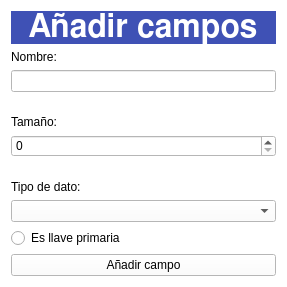
This is addfieldwindow.ui in carlosvelaquez/ProyectoEDII as Qt 5 draws it before an edit. The edited form follows.
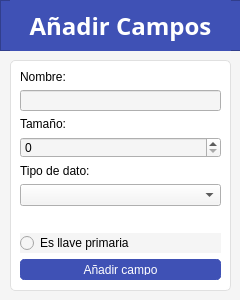
This is the edited form.

Diff of the .ui file:
```diff
--- a/addfieldwindow.ui
+++ b/addfieldwindow.ui
@@ -6,36 +6,99 @@
    <rect>
     <x>0</x>
     <y>0</y>
-    <width>287</width>
-    <height>287</height>
+    <width>240</width>
+    <height>300</height>
    </rect>
   </property>
   <property name="windowTitle">
    <string>Form</string>
   </property>
   <property name="styleSheet">
-   <string notr="true">background-color: rgb(255, 255, 255);</string>
+   <string notr="true">QWidget{
+	background-color: #F5F5F5;
+}
+
+
+QPushButton{
+	background-color: #3F51B5;
+	color: white;
+	border-radius: 5px;
+	border-width: 5px;
+	border-style: solid;
+	border-color: #3F51B5;
+}</string>
   </property>
-  <layout class="QVBoxLayout" name="verticalLayout">
-   <item>
+  <widget class="QFrame" name="frame_3">
+   <property name="geometry">
+    <rect>
+     <x>0</x>
+     <y>0</y>
+     <width>241</width>
+     <height>51</height>
+    </rect>
+   </property>
+   <property name="styleSheet">
+    <string notr="true">background-color:#3F51B5;
+color: white;</string>
+   </property>
+   <property name="frameShape">
+    <enum>QFrame::StyledPanel</enum>
+   </property>
+   <property name="frameShadow">
+    <enum>QFrame::Raised</enum>
+   </property>
     <widget class="QLabel" name="label_4">
+    <property name="geometry">
+     <rect>
+      <x>10</x>
+      <y>0</y>
+      <width>221</width>
+      <height>51</height>
+     </rect>
+    </property>
      <property name="font">
       <font>
-       <family>FreeSans</family>
-       <pointsize>24</pointsize>
+      <family>Montserrat</family>
+      <pointsize>18</pointsize>
        <weight>75</weight>
        <bold>true</bold>
       </font>
      </property>
-     <property name="styleSheet">
-      <string notr="true">background-color:#3F51B5;
-color: white;</string>
-     </property>
      <property name="text">
-      <string>  Añadir campos</string>
-     </property>
-    </widget>
-   </item>
+     <string>Añadir Campos</string>
+    </property>
+    <property name="alignment">
+     <set>Qt::AlignCenter</set>
+    </property>
+   </widget>
+  </widget>
+  <widget class="QFrame" name="frame">
+   <property name="geometry">
+    <rect>
+     <x>10</x>
+     <y>60</y>
+     <width>221</width>
+     <height>231</height>
+    </rect>
+   </property>
+   <property name="styleSheet">
+    <string notr="true">QFrame{
+	border: 1px solid #E0E0E0;
+	border-radius: 5px;
+	background-color: white;
+}
+
+QLabel{
+	border: 0px;
+}</string>
+   </property>
+   <property name="frameShape">
+    <enum>QFrame::StyledPanel</enum>
+   </property>
+   <property name="frameShadow">
+    <enum>QFrame::Raised</enum>
+   </property>
+   <layout class="QVBoxLayout" name="verticalLayout">
    <item>
     <widget class="QLabel" name="label">
      <property name="text">
@@ -46,19 +109,6 @@
    <item>
     <widget class="QLineEdit" name="lineEdit_name"/>
    </item>
-   <item>
-    <spacer name="verticalSpacer">
-     <property name="orientation">
-      <enum>Qt::Vertical</enum>
-     </property>
-     <property name="sizeHint" stdset="0">
-      <size>
-       <width>20</width>
-       <height>0</height>
-      </size>
-     </property>
-    </spacer>
-   </item>
    <item>
     <widget class="QLabel" name="label_2">
      <property name="text">
@@ -69,19 +119,6 @@
    <item>
     <widget class="QSpinBox" name="spinBox_size"/>
    </item>
-   <item>
-    <spacer name="verticalSpacer_2">
-     <property name="orientation">
-      <enum>Qt::Vertical</enum>
-     </property>
-     <property name="sizeHint" stdset="0">
-      <size>
-       <width>20</width>
-       <height>1</height>
-      </size>
-     </property>
-    </spacer>
-   </item>
    <item>
     <widget class="QLabel" name="label_3">
      <property name="text">
@@ -92,6 +129,22 @@
    <item>
     <widget class="QComboBox" name="comboBox_type"/>
    </item>
+    <item>
+     <spacer name="verticalSpacer_3">
+      <property name="orientation">
+       <enum>Qt::Vertical</enum>
+      </property>
+      <property name="sizeType">
+       <enum>QSizePolicy::Minimum</enum>
+      </property>
+      <property name="sizeHint" stdset="0">
+       <size>
+        <width>20</width>
+        <height>40</height>
+       </size>
+      </property>
+     </spacer>
+    </item>
    <item>
     <widget class="QRadioButton" name="radioButton_ispk">
      <property name="text">
@@ -101,12 +154,19 @@
    </item>
    <item>
     <widget class="QPushButton" name="pushButton_addfield">
+      <property name="sizePolicy">
+       <sizepolicy hsizetype="Minimum" vsizetype="Expanding">
+        <horstretch>0</horstretch>
+        <verstretch>0</verstretch>
+       </sizepolicy>
+      </property>
      <property name="text">
       <string>Añadir campo</string>
      </property>
     </widget>
    </item>
   </layout>
+  </widget>
  </widget>
  <resources/>
  <connections/>
```
Lines whose indentation alone changed are shown as unchanged.
